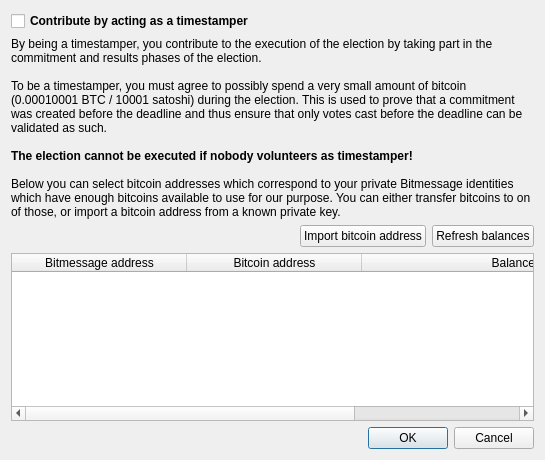
Qt form src/bitmessageqt/timestampersettingsdialog.ui (Nainesh1184/PyBitmessageVote) before a commit.
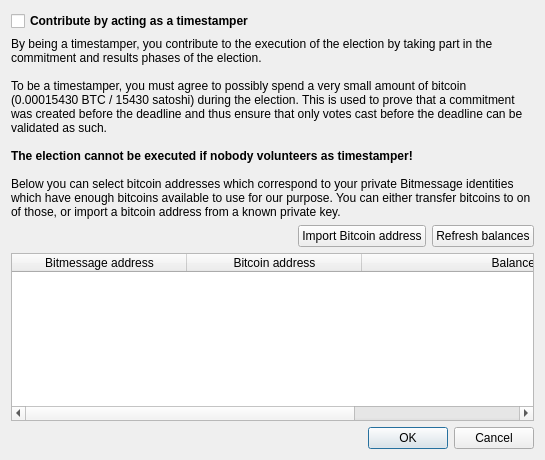
The same form after that commit.

```diff
--- a/src/bitmessageqt/timestampersettingsdialog.ui
+++ b/src/bitmessageqt/timestampersettingsdialog.ui
@@ -34,7 +34,7 @@
    <item>
     <widget class="QLabel" name="label">
      <property name="text">
-      <string>By being a timestamper, you contribute to the execution of the election by taking part in the commitment and results phases of the election.&lt;br&gt;&lt;br&gt;To be a timestamper, you must agree to possibly spend a very small amount of bitcoin (0.00010001 BTC / 10001 satoshi) during the election. This is used to prove that a commitment was created before the deadline and thus ensure that only votes cast before the deadline can be validated as such.&lt;br&gt;&lt;br&gt;&lt;b&gt;The election cannot be executed if nobody volunteers as timestamper!&lt;/b&gt;&lt;br&gt;&lt;br&gt;Below you can select bitcoin addresses which correspond to your private Bitmessage identities which have enough bitcoins available to use for our purpose. You can either transfer bitcoins to on of those, or import a bitcoin address from a known private key.</string>
+      <string>By being a timestamper, you contribute to the execution of the election by taking part in the commitment and results phases of the election.&lt;br&gt;&lt;br&gt;To be a timestamper, you must agree to possibly spend a very small amount of bitcoin (0.00015430 BTC / 15430 satoshi) during the election. This is used to prove that a commitment was created before the deadline and thus ensure that only votes cast before the deadline can be validated as such.&lt;br&gt;&lt;br&gt;&lt;b&gt;The election cannot be executed if nobody volunteers as timestamper!&lt;/b&gt;&lt;br&gt;&lt;br&gt;Below you can select bitcoin addresses which correspond to your private Bitmessage identities which have enough bitcoins available to use for our purpose. You can either transfer bitcoins to on of those, or import a bitcoin address from a known private key.</string>
      </property>
      <property name="textFormat">
       <enum>Qt::RichText</enum>
@@ -62,7 +62,7 @@
      <item>
       <widget class="QPushButton" name="pushButtonImportBitcoinAddress">
        <property name="text">
-        <string>Import bitcoin address</string>
+        <string>Import Bitcoin address</string>
        </property>
       </widget>
      </item>
```
